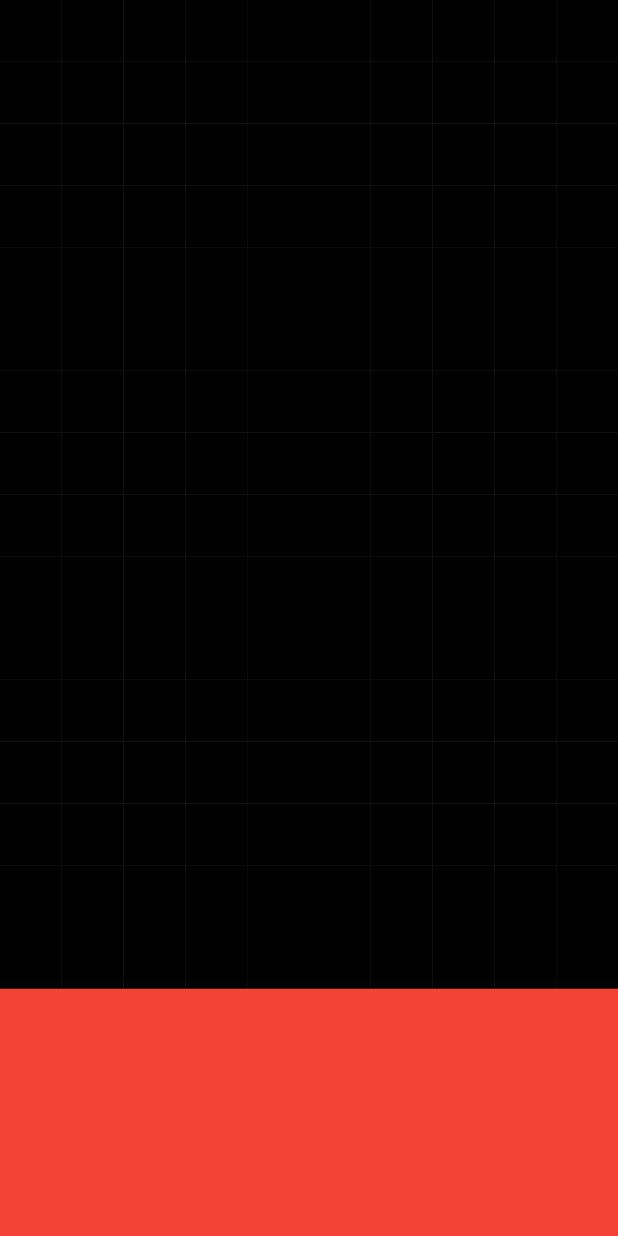
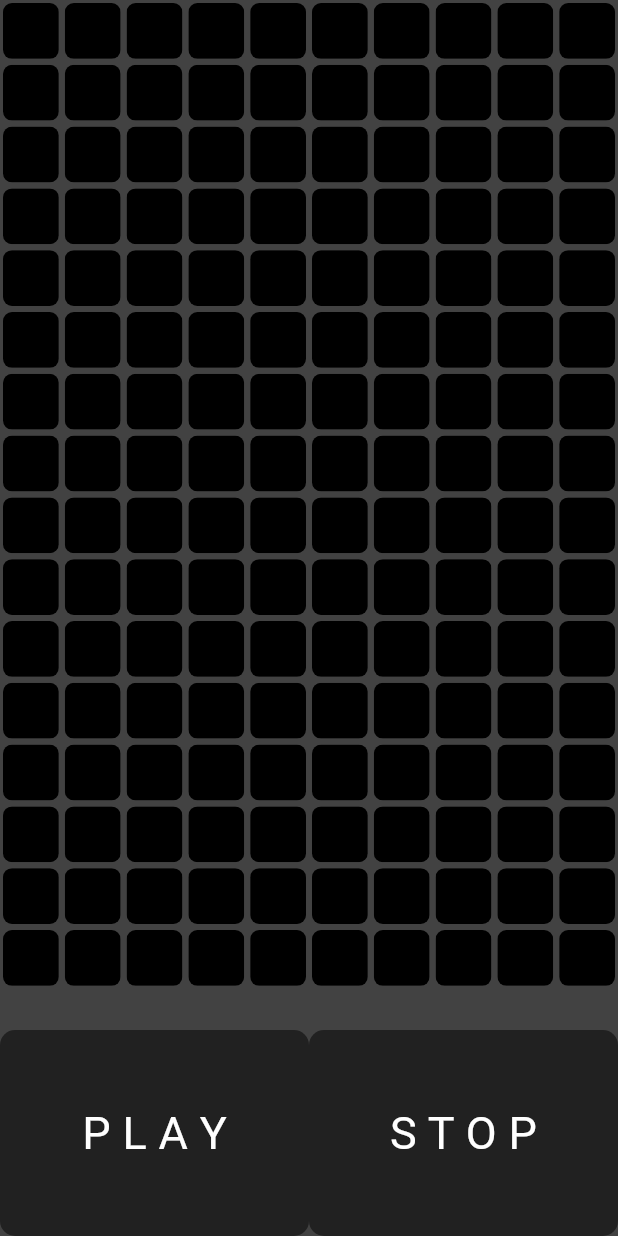
Before and after one commit to Joan-Mena/stacking_game_1, a Flutter app: the screen it shows after launch, on a phone screen of 412 x 824 dp. Run offline on Flutter 3.47's test engine with Material 3 defaults, Android fonts, the light colour scheme and no system bars.

Commit message:
second commit

```diff
--- /dev/null
+++ b/lib/button.dart
@@ -0,0 +1,21 @@
+import 'package:flutter/material.dart';
+
+class Mybutton extends StatelessWidget {
+  final child;
+
+  Mybutton({this.child});
+
+  @override
+  Widget build(BuildContext context) {
+    return Expanded(
+      child: ClipRRect(
+        borderRadius: BorderRadius.circular(10),
+        child: Container(
+          padding: EdgeInsets.all(20),
+          color: Colors.grey[900],
+          child: Center(child: child),
+        ),
+      ),
+    );
+  }
+}
--- a/lib/homepage.dart
+++ b/lib/homepage.dart
@@ -1,5 +1,7 @@
 import 'package:flutter/material.dart';
 import 'package:flutter/rendering.dart';
+import 'package:stacking_game_1/button.dart';
+import 'package:stacking_game_1/pixel.dart';
 
 class homePage extends StatefulWidget {
   const homePage({super.key});
@@ -18,20 +20,36 @@ class _homePageState extends State<homePage> {
       body: Column(
         children: [
           Expanded(
-            flex: 4,
+            flex: 5,
             child: GridView.builder(
                 itemCount: numberOfSquares,
                 gridDelegate: SliverGridDelegateWithFixedCrossAxisCount(
                     crossAxisCount: 10),
                 itemBuilder: (BuildContext context, int index) {
-                  return Container(
+                  return MyPixel(
                     color: Colors.black,
                   );
                 }),
           ),
           Expanded(
             child: Container(
-              color: Colors.red,
+              child: Row(
+                mainAxisAlignment: MainAxisAlignment.spaceEvenly,
+                children: [
+                  Mybutton(
+                    child: Text(
+                      "P L A Y",
+                      style: TextStyle(color: Colors.white, fontSize: 30),
+                    ),
+                  ),
+                  Mybutton(
+                    child: Text(
+                      "S T O P",
+                      style: TextStyle(color: Colors.white, fontSize: 30),
+                    ),
+                  )
+                ],
+              ),
             ),
           )
         ],
--- /dev/null
+++ b/lib/pixel.dart
@@ -0,0 +1,20 @@
+import 'package:flutter/material.dart';
+
+class MyPixel extends StatelessWidget {
+  final color;
+
+  MyPixel({this.color});
+
+  @override
+  Widget build(BuildContext context) {
+    return Padding(
+      padding: const EdgeInsets.all(2.0),
+      child: ClipRRect(
+        borderRadius: BorderRadius.circular(6),
+        child: Container(
+          color: color,
+        ),
+      ),
+    );
+  }
+}
```
